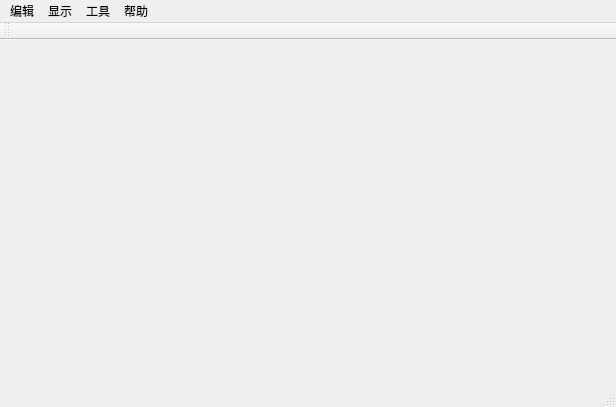
lml113/PyQt_PySerial, file PyQt_PySerial.ui: the form before one commit.
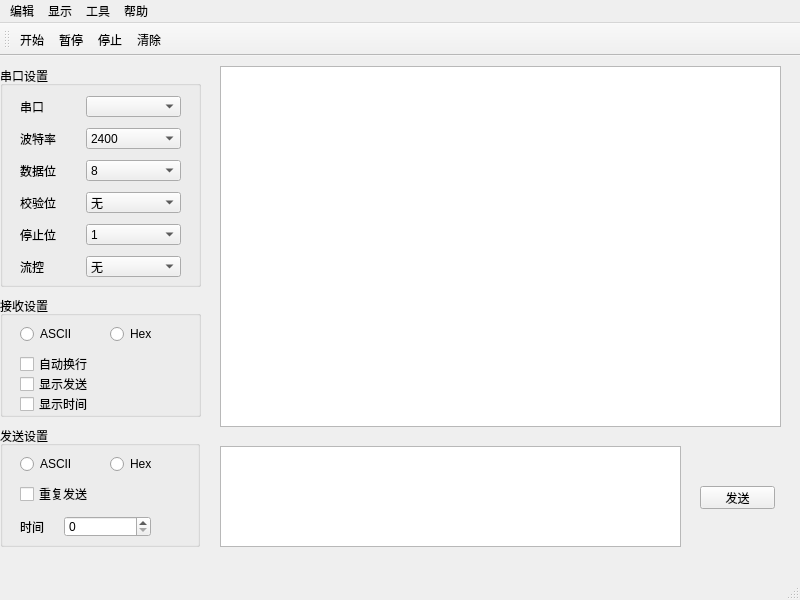
The form after the commit. Icons and pictures are not drawn.

Commit message: .ui文件

```diff
--- a/PyQt_PySerial.ui
+++ b/PyQt_PySerial.ui
@@ -6,8 +6,8 @@
    <rect>
     <x>0</x>
     <y>0</y>
-    <width>616</width>
-    <height>407</height>
+    <width>800</width>
+    <height>600</height>
    </rect>
   </property>
   <property name="windowTitle">
@@ -16,13 +16,498 @@
   <property name="toolButtonStyle">
    <enum>Qt::ToolButtonIconOnly</enum>
   </property>
-  <widget class="QWidget" name="centralwidget"/>
+  <widget class="QWidget" name="centralwidget">
+   <widget class="QGroupBox" name="groupBox">
+    <property name="geometry">
+     <rect>
+      <x>0</x>
+      <y>10</y>
+      <width>201</width>
+      <height>221</height>
+     </rect>
+    </property>
+    <property name="title">
+     <string>串口设置</string>
+    </property>
+    <widget class="QWidget" name="">
+     <property name="geometry">
+      <rect>
+       <x>20</x>
+       <y>30</y>
+       <width>161</width>
+       <height>181</height>
+      </rect>
+     </property>
+     <layout class="QFormLayout" name="formLayout">
+      <property name="horizontalSpacing">
+       <number>30</number>
+      </property>
+      <property name="verticalSpacing">
+       <number>11</number>
+      </property>
+      <item row="0" column="0">
+       <widget class="QLabel" name="label">
+        <property name="text">
+         <string>串口</string>
+        </property>
+       </widget>
+      </item>
+      <item row="1" column="0">
+       <widget class="QLabel" name="label_2">
+        <property name="text">
+         <string>波特率</string>
+        </property>
+       </widget>
+      </item>
+      <item row="2" column="0">
+       <widget class="QLabel" name="label_3">
+        <property name="text">
+         <string>数据位</string>
+        </property>
+       </widget>
+      </item>
+      <item row="2" column="1">
+       <widget class="QComboBox" name="comboBox_3">
+        <property name="iconSize">
+         <size>
+          <width>16</width>
+          <height>20</height>
+         </size>
+        </property>
+        <item>
+         <property name="text">
+          <string>8</string>
+         </property>
+        </item>
+        <item>
+         <property name="text">
+          <string>7</string>
+         </property>
+        </item>
+        <item>
+         <property name="text">
+          <string>6</string>
+         </property>
+        </item>
+        <item>
+         <property name="text">
+          <string>5</string>
+         </property>
+        </item>
+       </widget>
+      </item>
+      <item row="3" column="0">
+       <widget class="QLabel" name="label_4">
+        <property name="text">
+         <string>校验位</string>
+        </property>
+       </widget>
+      </item>
+      <item row="3" column="1">
+       <widget class="QComboBox" name="comboBox_4">
+        <property name="iconSize">
+         <size>
+          <width>16</width>
+          <height>20</height>
+         </size>
+        </property>
+        <item>
+         <property name="text">
+          <string>无</string>
+         </property>
+        </item>
+        <item>
+         <property name="text">
+          <string>奇校验</string>
+         </property>
+        </item>
+        <item>
+         <property name="text">
+          <string>偶校验</string>
+         </property>
+        </item>
+       </widget>
+      </item>
+      <item row="4" column="0">
+       <widget class="QLabel" name="label_5">
+        <property name="text">
+         <string>停止位</string>
+        </property>
+       </widget>
+      </item>
+      <item row="4" column="1">
+       <widget class="QComboBox" name="comboBox_5">
+        <property name="iconSize">
+         <size>
+          <width>16</width>
+          <height>20</height>
+         </size>
+        </property>
+        <item>
+         <property name="text">
+          <string>1</string>
+         </property>
+        </item>
+        <item>
+         <property name="text">
+          <string>1.5</string>
+         </property>
+        </item>
+        <item>
+         <property name="text">
+          <string>2</string>
+         </property>
+        </item>
+       </widget>
+      </item>
+      <item row="5" column="0">
+       <widget class="QLabel" name="label_6">
+        <property name="text">
+         <string>流控</string>
+        </property>
+       </widget>
+      </item>
+      <item row="5" column="1">
+       <widget class="QComboBox" name="comboBox_6">
+        <property name="iconSize">
+         <size>
+          <width>16</width>
+          <height>20</height>
+         </size>
+        </property>
+        <item>
+         <property name="text">
+          <string>无</string>
+         </property>
+        </item>
+        <item>
+         <property name="text">
+          <string>CTS/RTS</string>
+         </property>
+        </item>
+        <item>
+         <property name="text">
+          <string>XON/XOFF</string>
+         </property>
+        </item>
+       </widget>
+      </item>
+      <item row="0" column="1">
+       <widget class="QComboBox" name="comboBox_2">
+        <property name="iconSize">
+         <size>
+          <width>16</width>
+          <height>20</height>
+         </size>
+        </property>
+       </widget>
+      </item>
+      <item row="1" column="1">
+       <widget class="QComboBox" name="comboBox">
+        <property name="iconSize">
+         <size>
+          <width>16</width>
+          <height>20</height>
+         </size>
+        </property>
+        <item>
+         <property name="text">
+          <string>2400</string>
+         </property>
+        </item>
+        <item>
+         <property name="text">
+          <string>4800</string>
+         </property>
+        </item>
+        <item>
+         <property name="text">
+          <string>9600</string>
+         </property>
+        </item>
+        <item>
+         <property name="text">
+          <string>19200</string>
+         </property>
+        </item>
+        <item>
+         <property name="text">
+          <string>38400</string>
+         </property>
+        </item>
+        <item>
+         <property name="text">
+          <string>57600</string>
+         </property>
+        </item>
+        <item>
+         <property name="text">
+          <string>115200</string>
+         </property>
+        </item>
+        <item>
+         <property name="text">
+          <string>128000</string>
+         </property>
+        </item>
+        <item>
+         <property name="text">
+          <string>256000</string>
+         </property>
+        </item>
+        <item>
+         <property name="text">
+          <string>921600</string>
+         </property>
+        </item>
+       </widget>
+      </item>
+     </layout>
+    </widget>
+   </widget>
+   <widget class="QGroupBox" name="groupBox_2">
+    <property name="geometry">
+     <rect>
+      <x>0</x>
+      <y>240</y>
+      <width>201</width>
+      <height>121</height>
+     </rect>
+    </property>
+    <property name="title">
+     <string>接收设置</string>
+    </property>
+    <widget class="QRadioButton" name="radioButton">
+     <property name="geometry">
+      <rect>
+       <x>20</x>
+       <y>30</y>
+       <width>89</width>
+       <height>16</height>
+      </rect>
+     </property>
+     <property name="text">
+      <string>ASCII</string>
+     </property>
+     <property name="iconSize">
+      <size>
+       <width>16</width>
+       <height>20</height>
+      </size>
+     </property>
+    </widget>
+    <widget class="QRadioButton" name="radioButton_2">
+     <property name="geometry">
+      <rect>
+       <x>110</x>
+       <y>30</y>
+       <width>89</width>
+       <height>16</height>
+      </rect>
+     </property>
+     <property name="text">
+      <string>Hex</string>
+     </property>
+     <property name="iconSize">
+      <size>
+       <width>16</width>
+       <height>20</height>
+      </size>
+     </property>
+    </widget>
+    <widget class="QCheckBox" name="checkBox">
+     <property name="geometry">
+      <rect>
+       <x>20</x>
+       <y>60</y>
+       <width>121</width>
+       <height>16</height>
+      </rect>
+     </property>
+     <property name="text">
+      <string>自动换行</string>
+     </property>
+     <property name="iconSize">
+      <size>
+       <width>16</width>
+       <height>20</height>
+      </size>
+     </property>
+    </widget>
+    <widget class="QCheckBox" name="checkBox_2">
+     <property name="geometry">
+      <rect>
+       <x>20</x>
+       <y>80</y>
+       <width>131</width>
+       <height>16</height>
+      </rect>
+     </property>
+     <property name="text">
+      <string>显示发送</string>
+     </property>
+     <property name="iconSize">
+      <size>
+       <width>16</width>
+       <height>20</height>
+      </size>
+     </property>
+    </widget>
+    <widget class="QCheckBox" name="checkBox_3">
+     <property name="geometry">
+      <rect>
+       <x>20</x>
+       <y>100</y>
+       <width>131</width>
+       <height>16</height>
+      </rect>
+     </property>
+     <property name="text">
+      <string>显示时间</string>
+     </property>
+     <property name="iconSize">
+      <size>
+       <width>16</width>
+       <height>20</height>
+      </size>
+     </property>
+    </widget>
+   </widget>
+   <widget class="QGroupBox" name="groupBox_3">
+    <property name="geometry">
+     <rect>
+      <x>0</x>
+      <y>370</y>
+      <width>200</width>
+      <height>121</height>
+     </rect>
+    </property>
+    <property name="title">
+     <string>发送设置</string>
+    </property>
+    <widget class="QRadioButton" name="radioButton_4">
+     <property name="geometry">
+      <rect>
+       <x>20</x>
+       <y>30</y>
+       <width>89</width>
+       <height>16</height>
+      </rect>
+     </property>
+     <property name="text">
+      <string>ASCII</string>
+     </property>
+     <property name="iconSize">
+      <size>
+       <width>16</width>
+       <height>20</height>
+      </size>
+     </property>
+    </widget>
+    <widget class="QRadioButton" name="radioButton_3">
+     <property name="geometry">
+      <rect>
+       <x>110</x>
+       <y>30</y>
+       <width>89</width>
+       <height>16</height>
+      </rect>
+     </property>
+     <property name="text">
+      <string>Hex</string>
+     </property>
+     <property name="iconSize">
+      <size>
+       <width>16</width>
+       <height>20</height>
+      </size>
+     </property>
+    </widget>
+    <widget class="QCheckBox" name="checkBox_4">
+     <property name="geometry">
+      <rect>
+       <x>20</x>
+       <y>60</y>
+       <width>131</width>
+       <height>16</height>
+      </rect>
+     </property>
+     <property name="text">
+      <string>重复发送</string>
+     </property>
+     <property name="iconSize">
+      <size>
+       <width>16</width>
+       <height>20</height>
+      </size>
+     </property>
+    </widget>
+    <widget class="QWidget" name="">
+     <property name="geometry">
+      <rect>
+       <x>20</x>
+       <y>90</y>
+       <width>131</width>
+       <height>21</height>
+      </rect>
+     </property>
+     <layout class="QHBoxLayout" name="horizontalLayout" stretch="1,2">
+      <property name="spacing">
+       <number>0</number>
+      </property>
+      <item>
+       <widget class="QLabel" name="label_7">
+        <property name="text">
+         <string>时间</string>
+        </property>
+       </widget>
+      </item>
+      <item>
+       <widget class="QSpinBox" name="spinBox_2"/>
+      </item>
+     </layout>
+    </widget>
+   </widget>
+   <widget class="QTextBrowser" name="textBrowser">
+    <property name="geometry">
+     <rect>
+      <x>220</x>
+      <y>10</y>
+      <width>561</width>
+      <height>361</height>
+     </rect>
+    </property>
+   </widget>
+   <widget class="QTextEdit" name="textEdit">
+    <property name="geometry">
+     <rect>
+      <x>220</x>
+      <y>390</y>
+      <width>461</width>
+      <height>101</height>
+     </rect>
+    </property>
+   </widget>
+   <widget class="QPushButton" name="pushButton">
+    <property name="geometry">
+     <rect>
+      <x>700</x>
+      <y>430</y>
+      <width>75</width>
+      <height>23</height>
+     </rect>
+    </property>
+    <property name="text">
+     <string>发送</string>
+    </property>
+   </widget>
+  </widget>
   <widget class="QMenuBar" name="menubar">
    <property name="geometry">
     <rect>
      <x>0</x>
      <y>0</y>
-     <width>616</width>
+     <width>800</width>
      <height>22</height>
     </rect>
    </property>
@@ -62,7 +547,48 @@
    <attribute name="toolBarBreak">
     <bool>false</bool>
    </attribute>
+   <addaction name="action_start"/>
+   <addaction name="action_pause"/>
+   <addaction name="action_stop"/>
+   <addaction name="action_clear"/>
   </widget>
+  <action name="action_start">
+   <property name="icon">
+    <iconset>
+     <normalon>image/start.ico</normalon>
+    </iconset>
+   </property>
+   <property name="text">
+    <string>开始</string>
+   </property>
+  </action>
+  <action name="action_pause">
+   <property name="icon">
+    <iconset>
+     <normaloff>image/pause.ico</normaloff>image/pause.ico</iconset>
+   </property>
+   <property name="text">
+    <string>暂停</string>
+   </property>
+  </action>
+  <action name="action_stop">
+   <property name="icon">
+    <iconset>
+     <normaloff>image/stop.ico</normaloff>image/stop.ico</iconset>
+   </property>
+   <property name="text">
+    <string>停止</string>
+   </property>
+  </action>
+  <action name="action_clear">
+   <property name="icon">
+    <iconset>
+     <normaloff>image/clear.ico</normaloff>image/clear.ico</iconset>
+   </property>
+   <property name="text">
+    <string>清除</string>
+   </property>
+  </action>
  </widget>
  <resources/>
  <connections/>
```
Left out of the diff: 24 changed lines with no effect on the pictures.
